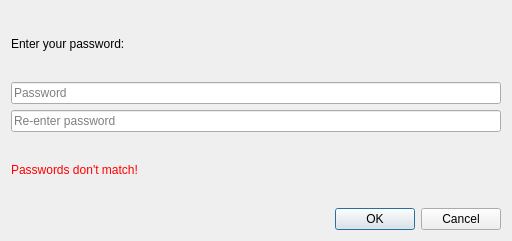
This is src/dialogs/passworddialog.ui in pbek/QOwnNotes as Qt 5 draws it before an edit. The edited form follows.
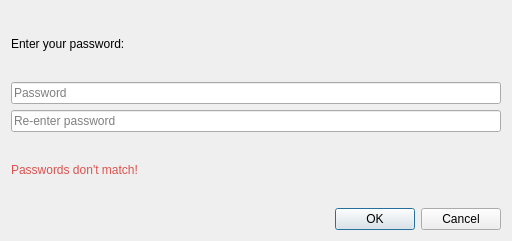
This is the edited form. Icons and pictures are not drawn. Custom widgets are drawn as their Qt base class.

Commit message: passworddialog: polish layout and disable OK button without password

```diff
--- a/src/dialogs/passworddialog.ui
+++ b/src/dialogs/passworddialog.ui
@@ -18,6 +18,9 @@
     <normaloff>:/icons/breeze-qownnotes/16x16/document-edit-encrypt.svg</normaloff>:/icons/breeze-qownnotes/16x16/document-edit-encrypt.svg</iconset>
   </property>
   <layout class="QVBoxLayout" name="verticalLayout">
+   <property name="sizeConstraint">
+    <enum>QLayout::SetMinimumSize</enum>
+   </property>
    <item>
     <widget class="QLabel" name="headlineLabel">
      <property name="text">
@@ -48,11 +51,14 @@
    <item>
     <widget class="QLabel" name="errorLabel">
      <property name="styleSheet">
-      <string notr="true">* { color: red }</string>
+      <string notr="true">* { color: #d9534f; }</string>
      </property>
      <property name="text">
       <string>Passwords don't match!</string>
      </property>
+     <property name="wordWrap">
+      <bool>true</bool>
+     </property>
     </widget>
    </item>
    <item>
```
Left out of the diff: 3 changed lines with no effect on the pictures. The commit also changes 2 other files.
